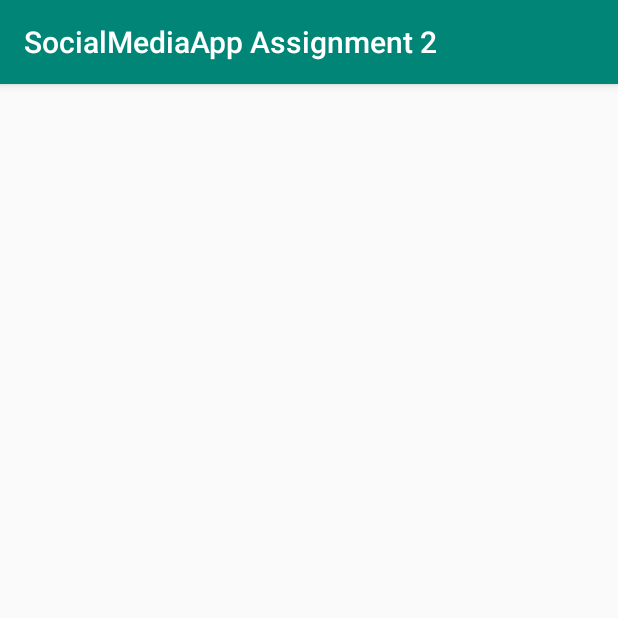
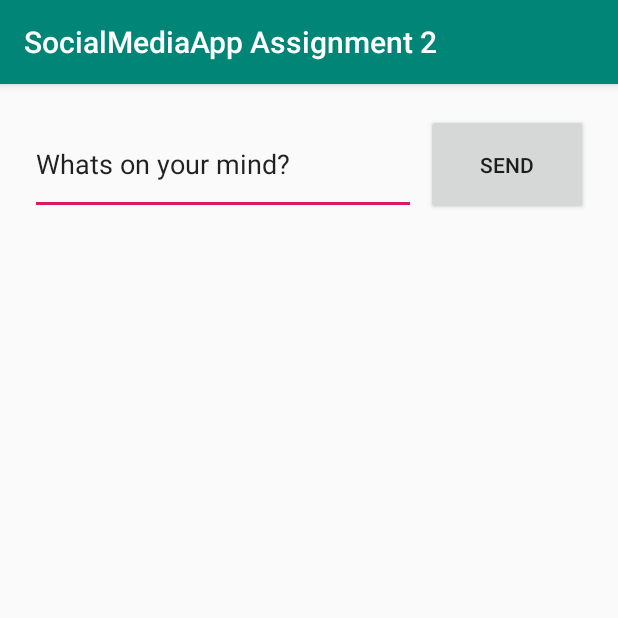
Before and after one commit to adamobrien4/SocialMediaApp_Assignment2, an Android app: the CreatePostActivity screen opened directly, with no data from a screen before it, on a phone screen of 412 x 824 dp, the top half of it. Run offline under Robolectric (Android 15) with nearby library versions, the phone set to English and light mode, and no system bars; our stand-ins replace Firebase (no records; nobody signed in at launch, a user with empty details on screens opened directly).

Commit message:
Added majority of Create Post functionality

```diff
--- a/app/src/main/java/ie/ul/socialmediaappassignment2/PostFeedActivity.java
+++ b/app/src/main/java/ie/ul/socialmediaappassignment2/PostFeedActivity.java
@@ -3,6 +3,7 @@ package ie.ul.socialmediaappassignment2;
 import androidx.annotation.NonNull;
 import androidx.appcompat.app.AppCompatActivity;
 
+import android.content.Intent;
 import android.os.Bundle;
 import android.util.Log;
 import android.view.View;
@@ -23,6 +24,11 @@ public class PostFeedActivity extends AppCompatActivity {
     protected void onCreate(Bundle savedInstanceState) {
         super.onCreate(savedInstanceState);
         setContentView(R.layout.activity_post_feed);
+    }
+
+    public void gotoCreatePosts(View view){
+        Intent intent = new Intent(this, CreatePostActivity.class);
+        startActivity(intent);
     }
 
     public void getPosts(View view) {
--- a/app/src/main/res/layout/activity_create_post.xml
+++ b/app/src/main/res/layout/activity_create_post.xml
@@ -6,4 +6,26 @@
     android:layout_height="match_parent"
     tools:context=".CreatePostActivity">
 
+    <EditText
+        android:id="@+id/create_post_txt"
+        android:layout_width="257dp"
+        android:layout_height="67dp"
+        android:layout_marginStart="20dp"
+        android:layout_marginTop="20dp"
+        android:ems="10"
+        android:inputType="textPersonName"
+        android:text="Whats on your mind?"
+        app:layout_constraintStart_toStartOf="parent"
+        app:layout_constraintTop_toTopOf="parent" />
+
+    <Button
+        android:id="@+id/create_post_button"
+        android:layout_width="108dp"
+        android:layout_height="67dp"
+        android:layout_marginTop="20dp"
+        android:layout_marginEnd="20dp"
+        android:onClick="sendPost"
+        android:text="Send"
+        app:layout_constraintEnd_toEndOf="parent"
+        app:layout_constraintTop_toTopOf="parent" />
 </androidx.constraintlayout.widget.ConstraintLayout>
--- a/app/src/main/res/layout/activity_main.xml
+++ b/app/src/main/res/layout/activity_main.xml
@@ -29,7 +29,7 @@
         app:layout_constraintTop_toBottomOf="@+id/button" />
 
     <Button
-        android:id="@+id/open_posts_activity"
+        android:id="@+id/open_posts_activity2"
         android:layout_width="wrap_content"
         android:layout_height="wrap_content"
         android:layout_marginStart="16dp"
--- a/app/src/main/res/layout/activity_post_feed.xml
+++ b/app/src/main/res/layout/activity_post_feed.xml
@@ -41,6 +41,7 @@
         android:layout_width="wrap_content"
         android:layout_height="wrap_content"
         android:layout_marginTop="24dp"
+        android:onClick="gotoCreatePosts"
         android:text="Create new Post!"
         app:layout_constraintEnd_toEndOf="parent"
         app:layout_constraintStart_toStartOf="parent"
--- a/app/src/main/res/values/strings.xml
+++ b/app/src/main/res/values/strings.xml
@@ -1,3 +1,6 @@
 <resources>
     <string name="app_name">SocialMediaApp Assignment 2</string>
+    <string name="create_post_btn">send</string>
+    <string name="create_post_txt">Whats on your mind </string>
+
 </resources>
```
Also changed, not shown: app/src/main/java/ie/ul/socialmediaappassignment2/CreatePostActivity.java (+42 -0 lines).
